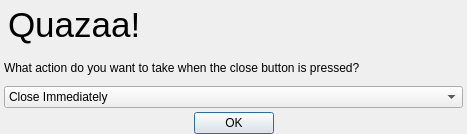
First picture: the form in Quazaa/UI/dialogclosetype.ui, repository c3c/quazaa, before the edit.
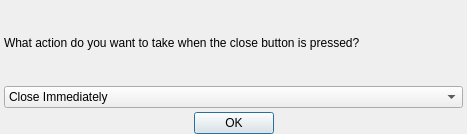
Second picture: the form after the edit. Icons and pictures are not drawn.

```diff
--- a/Quazaa/UI/dialogclosetype.ui
+++ b/Quazaa/UI/dialogclosetype.ui
@@ -45,64 +45,7 @@
    <property name="spacing">
     <number>0</number>
    </property>
-   <item row="0" column="0">
-    <widget class="QFrame" name="frameCommonHeader">
-     <property name="minimumSize">
-      <size>
-       <width>0</width>
-       <height>50</height>
-      </size>
-     </property>
-     <property name="maximumSize">
-      <size>
-       <width>16777215</width>
-       <height>50</height>
-      </size>
-     </property>
-     <property name="frameShape">
-      <enum>QFrame::NoFrame</enum>
-     </property>
-     <property name="frameShadow">
-      <enum>QFrame::Raised</enum>
-     </property>
-     <layout class="QGridLayout" name="gridLayout_23">
-      <property name="margin">
-       <number>1</number>
-      </property>
-      <property name="spacing">
-       <number>0</number>
-      </property>
-      <item row="0" column="0">
-       <widget class="QLabel" name="labelLogo">
-        <property name="styleSheet">
-         <string notr="true">background-color: transparent;</string>
-        </property>
-        <property name="pixmap">
-         <pixmap resource="../Resource.qrc">:/Resource/Quazaa48.png</pixmap>
-        </property>
-       </widget>
-      </item>
-      <item row="0" column="1">
-       <widget class="QLabel" name="labelHeaderText">
-        <property name="sizePolicy">
-         <sizepolicy hsizetype="MinimumExpanding" vsizetype="Preferred">
-          <horstretch>0</horstretch>
-          <verstretch>0</verstretch>
-         </sizepolicy>
-        </property>
-        <property name="text">
-         <string notr="true">&lt;!DOCTYPE HTML PUBLIC &quot;-//W3C//DTD HTML 4.0//EN&quot; &quot;http://www.w3.org/TR/REC-html40/strict.dtd&quot;&gt;
-&lt;html&gt;&lt;head&gt;&lt;meta name=&quot;qrichtext&quot; content=&quot;1&quot; /&gt;&lt;style type=&quot;text/css&quot;&gt;
-p, li { white-space: pre-wrap; }
-&lt;/style&gt;&lt;/head&gt;&lt;body style=&quot; font-family:'MS Shell Dlg 2'; font-size:8.25pt; font-weight:400; font-style:normal;&quot;&gt;
-&lt;p style=&quot; margin-top:0px; margin-bottom:0px; margin-left:0px; margin-right:0px; -qt-block-indent:0; text-indent:0px;&quot;&gt;&lt;span style=&quot; font-size:26pt;&quot;&gt;Quazaa!&lt;/span&gt;&lt;/p&gt;&lt;/body&gt;&lt;/html&gt;</string>
-        </property>
-       </widget>
-      </item>
-     </layout>
-    </widget>
-   </item>
-   <item row="4" column="0">
+   <item row="3" column="0">
     <layout class="QGridLayout" name="gridLayoutFooter">
      <item row="0" column="1">
       <widget class="QPushButton" name="pushButtonOK">
@@ -139,7 +82,7 @@
      </item>
     </layout>
    </item>
-   <item row="1" column="0">
+   <item row="0" column="0">
     <layout class="QGridLayout" name="gridLayoutBody">
      <property name="margin">
       <number>4</number>
```
